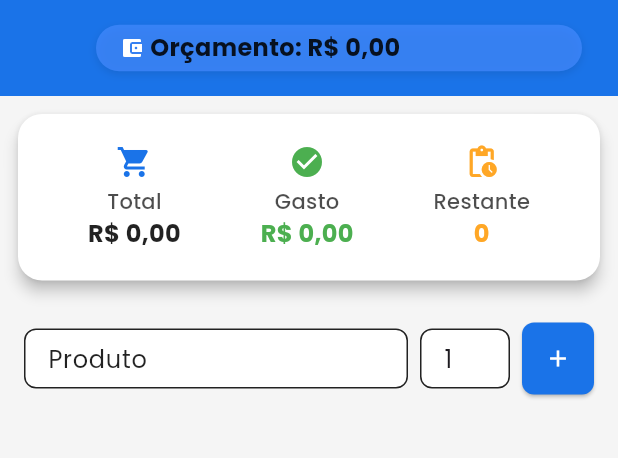
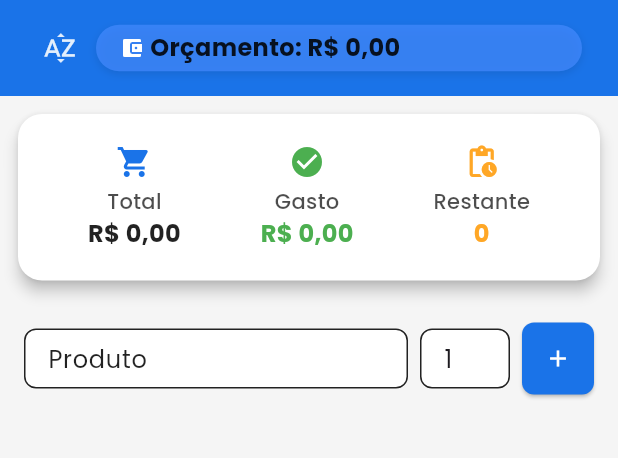
Before and after one commit to Risati/app-lista-compras, a Flutter app: the ShoppingListPage screen opened directly with empty values, on a phone screen of 412 x 824 dp, the part 72-530 px from its top. Run offline on Flutter 3.47's test engine with Material 3 defaults, Android fonts, the phone set to English and light mode, and no system bars; our stand-ins replace diacritic, google_fonts, hive, hive_flutter, open_file; missing offline and left inert: mobile_scanner; accounts and stored records are empty.

Commit message:
fix: sort icon colors

```diff
--- a/lib/core/theme/app_theme.dart
+++ b/lib/core/theme/app_theme.dart
@@ -8,6 +8,7 @@ class AppTheme {
         useMaterial3: true,
         colorScheme: const ColorScheme.light(
           primary: AppColors.primary,
+          onPrimary: AppColors.textLight,
           secondary: AppColors.secondary,
           surface: AppColors.surface,
           onSurface: AppColors.textPrimary,
@@ -24,10 +25,15 @@ class AppTheme {
           centerTitle: true,
           iconTheme: const IconThemeData(
             color: AppColors.textLight,
+            size: Dimensions.iconL,
+          ),
+          actionsIconTheme: const IconThemeData(
+            color: AppColors.textLight,
+            size: Dimensions.iconL,
           ),
         ),
         iconTheme: const IconThemeData(
-          color: AppColors.primary,
+          color: Color.fromARGB(225, 255, 255, 255),
           size: Dimensions.iconL,
         ),
         inputDecorationTheme: InputDecorationTheme(
@@ -62,9 +68,8 @@ class AppTheme {
           ),
         ),
         floatingActionButtonTheme: const FloatingActionButtonThemeData(
-          backgroundColor: AppColors
-              .primary, // ou null para deixar o FAB usar colorScheme.primary
-          foregroundColor: AppColors.textLight, // texto/ícone do FAB
+          backgroundColor: AppColors.primary,
+          foregroundColor: AppColors.textLight,
         ),
       );
 
@@ -72,6 +77,7 @@ class AppTheme {
         useMaterial3: true,
         colorScheme: const ColorScheme.dark(
           primary: AppColors.primary,
+          onPrimary: AppColors.textLight,
           secondary: AppColors.secondary,
           surface: AppColors.darkSurface,
           onSurface: AppColors.textLight,
@@ -88,10 +94,15 @@ class AppTheme {
           centerTitle: true,
           iconTheme: const IconThemeData(
             color: AppColors.textLight,
+            size: Dimensions.iconL,
+          ),
+          actionsIconTheme: const IconThemeData(
+            color: AppColors.textLight,
+            size: Dimensions.iconL,
           ),
         ),
         iconTheme: const IconThemeData(
-          color: AppColors.secondary,
+          color: AppColors.textLight,
           size: Dimensions.iconL,
         ),
         inputDecorationTheme: InputDecorationTheme(
```
